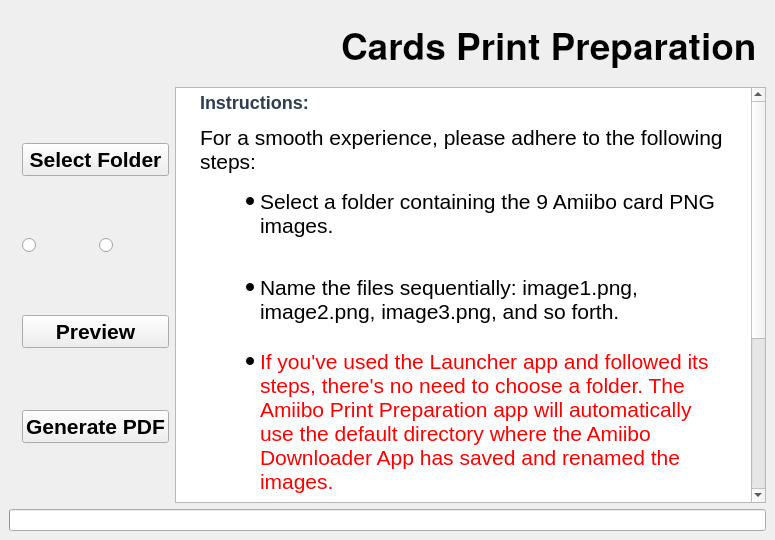
The window that WindowsQT/PDFGeneratorUI.ui (radio0but/amiibocardscript) describes before a commit, drawn with Qt 5.
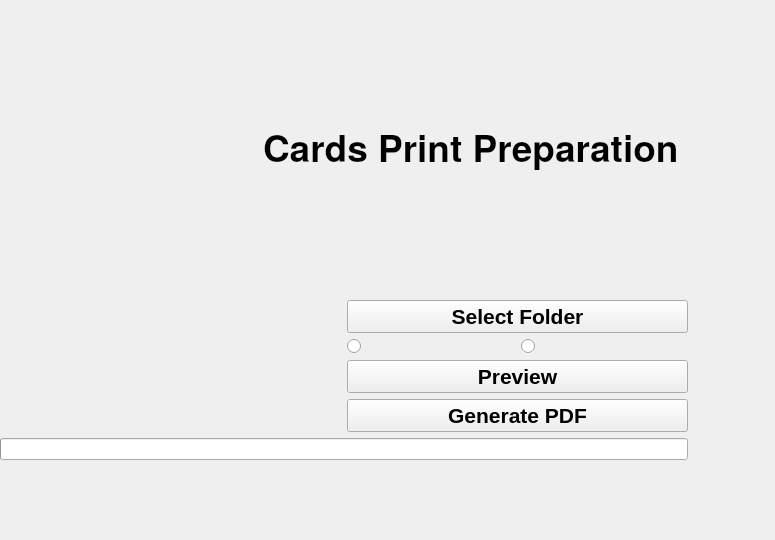
The same window after the commit. Icons and pictures are not drawn.

```diff
--- a/WindowsQT/PDFGeneratorUI.ui
+++ b/WindowsQT/PDFGeneratorUI.ui
@@ -1,7 +1,7 @@
 <?xml version="1.0" encoding="UTF-8"?>
 <ui version="4.0">
- <class>MainWindow</class>
- <widget class="QMainWindow" name="MainWindow">
+ <class>Widget</class>
+ <widget class="QWidget" name="Widget">
   <property name="geometry">
    <rect>
     <x>0</x>
@@ -11,6 +11,14 @@
    </rect>
   </property>
   <widget class="QWidget" name="centralwidget">
+   <property name="geometry">
+    <rect>
+     <x>0</x>
+     <y>0</y>
+     <width>688</width>
+     <height>460</height>
+    </rect>
+   </property>
    <layout class="QVBoxLayout" name="verticalLayout">
     <item>
      <widget class="QWidget" name="horizontalWidget_3" native="true">
@@ -161,42 +169,6 @@
         </item>
        </layout>
       </item>
-      <item>
-       <widget class="QTextBrowser" name="textBrowser">
-        <property name="minimumSize">
-         <size>
-          <width>300</width>
-          <height>0</height>
-         </size>
-        </property>
-        <property name="maximumSize">
-         <size>
-          <width>600</width>
-          <height>16777215</height>
-         </size>
-        </property>
-        <property name="html">
-         <string>&lt;!DOCTYPE HTML PUBLIC &quot;-//W3C//DTD HTML 4.0//EN&quot; &quot;http://www.w3.org/TR/REC-html40/strict.dtd&quot;&gt;
-&lt;html&gt;&lt;head&gt;&lt;meta name=&quot;qrichtext&quot; content=&quot;1&quot; /&gt;&lt;title&gt;Instructions&lt;/title&gt;&lt;style type=&quot;text/css&quot;&gt;
-p, li { white-space: pre-wrap; }
-&lt;/style&gt;&lt;/head&gt;&lt;body style=&quot; font-family:'Noto Sans'; font-size:10pt; font-weight:400; font-style:normal;&quot;&gt;
-&lt;h2 style=&quot; margin-top:20px; margin-bottom:12px; margin-left:20px; margin-right:20px; -qt-block-indent:0; text-indent:0px;&quot;&gt;&lt;span style=&quot; font-family:'Arial','sans-serif'; font-size:x-large; font-weight:600; color:#2c3e50;&quot;&gt;Instructions:&lt;/span&gt;&lt;/h2&gt;
-&lt;p style=&quot; margin-top:12px; margin-bottom:15px; margin-left:20px; margin-right:20px; -qt-block-indent:0; text-indent:0px;&quot;&gt;&lt;span style=&quot; font-family:'Arial','sans-serif'; font-size:16pt;&quot;&gt;For a smooth experience, please adhere to the following steps: &lt;/span&gt;&lt;/p&gt;
-&lt;ul style=&quot;margin-top: 0px; margin-bottom: 0px; margin-left: 0px; margin-right: 0px; -qt-list-indent: 1;&quot;&gt;&lt;li style=&quot; font-family:'Arial','sans-serif'; font-size:16pt;&quot; style=&quot; margin-top:12px; margin-bottom:0px; margin-left:40px; margin-right:20px; -qt-block-indent:0; text-indent:0px;&quot;&gt;Select a folder containing the 9 Amiibo card PNG images. &lt;/li&gt;
-&lt;p style=&quot;-qt-paragraph-type:empty; margin-top:12px; margin-bottom:0px; margin-left:40px; margin-right:20px; -qt-block-indent:1; text-indent:0px; font-family:'Arial','sans-serif'; font-size:16pt;&quot;&gt;&lt;br /&gt;&lt;/p&gt;
-&lt;li style=&quot; font-family:'Arial','sans-serif'; font-size:16pt;&quot; style=&quot; margin-top:0px; margin-bottom:0px; margin-left:40px; margin-right:20px; -qt-block-indent:0; text-indent:0px;&quot;&gt;Name the files sequentially: image1.png, image2.png, image3.png, and so forth.&lt;/li&gt;
-&lt;p style=&quot; margin-top:0px; margin-bottom:0px; margin-left:40px; margin-right:20px; -qt-block-indent:1; text-indent:0px;&quot;&gt;&lt;span style=&quot; font-family:'Arial','sans-serif'; font-size:16pt;&quot;&gt; &lt;/span&gt;&lt;/p&gt;
-&lt;li style=&quot; font-family:'Arial','sans-serif'; font-size:16pt;&quot; style=&quot; margin-top:0px; margin-bottom:0px; margin-left:40px; margin-right:20px; -qt-block-indent:0; text-indent:0px;&quot;&gt;&lt;span style=&quot; color:#ff0000;&quot;&gt;If you've used the Launcher app and followed its steps, there's no need to choose a folder. The Amiibo Print Preparation app will automatically use the default directory where the Amiibo Downloader App has saved and renamed the images. &lt;/span&gt;&lt;/li&gt;
-&lt;p style=&quot;-qt-paragraph-type:empty; margin-top:0px; margin-bottom:0px; margin-left:40px; margin-right:20px; -qt-block-indent:1; text-indent:0px; font-family:'Arial','sans-serif'; font-size:16pt;&quot;&gt;&lt;br /&gt;&lt;/p&gt;
-&lt;ul style=&quot;margin-top: 0px; margin-bottom: 0px; margin-left: 0px; margin-right: 0px; -qt-list-indent: 1;&quot;&gt;&lt;li style=&quot; font-family:'Arial','sans-serif'; font-size:16pt;&quot; style=&quot; margin-top:0px; margin-bottom:0px; margin-left:40px; margin-right:20px; -qt-block-indent:0; text-indent:0px;&quot;&gt;Confirm the correct orientation and click &amp;quot;Preview&amp;quot;. &lt;/li&gt;&lt;/ul&gt;
-&lt;p style=&quot;-qt-paragraph-type:empty; margin-top:0px; margin-bottom:0px; margin-left:40px; margin-right:20px; -qt-block-indent:1; text-indent:0px; font-family:'Arial','sans-serif'; font-size:16pt;&quot;&gt;&lt;br /&gt;&lt;/p&gt;
-&lt;li style=&quot; font-family:'Arial','sans-serif'; font-size:16pt;&quot; style=&quot; margin-top:0px; margin-bottom:0px; margin-left:40px; margin-right:20px; -qt-block-indent:0; text-indent:0px;&quot;&gt;Ensure your cards are oriented correctly. &lt;/li&gt;
-&lt;p style=&quot;-qt-paragraph-type:empty; margin-top:0px; margin-bottom:0px; margin-left:40px; margin-right:20px; -qt-block-indent:1; text-indent:0px; font-family:'Arial','sans-serif'; font-size:16pt;&quot;&gt;&lt;br /&gt;&lt;/p&gt;
-&lt;li style=&quot; font-family:'Arial','sans-serif'; font-size:16pt;&quot; style=&quot; margin-top:0px; margin-bottom:20px; margin-left:40px; margin-right:20px; -qt-block-indent:0; text-indent:0px;&quot;&gt;Click &amp;quot;Generate&amp;quot; to create a PDF in the designated directory. &lt;/li&gt;&lt;/ul&gt;
-&lt;p style=&quot; margin-top:12px; margin-bottom:15px; margin-left:20px; margin-right:20px; -qt-block-indent:0; text-indent:0px;&quot;&gt;&lt;span style=&quot; font-family:'Arial','sans-serif'; font-size:16pt; font-weight:600; color:#e74c3c;&quot;&gt;Note:&lt;/span&gt;&lt;span style=&quot; font-family:'Arial','sans-serif'; font-size:16pt;&quot;&gt; This application only supports NFC cards measuring 5.44cm x 8.55cm. &lt;/span&gt;&lt;/p&gt;&lt;/body&gt;&lt;/html&gt;</string>
-        </property>
-       </widget>
-      </item>
      </layout>
     </item>
     <item>
```
